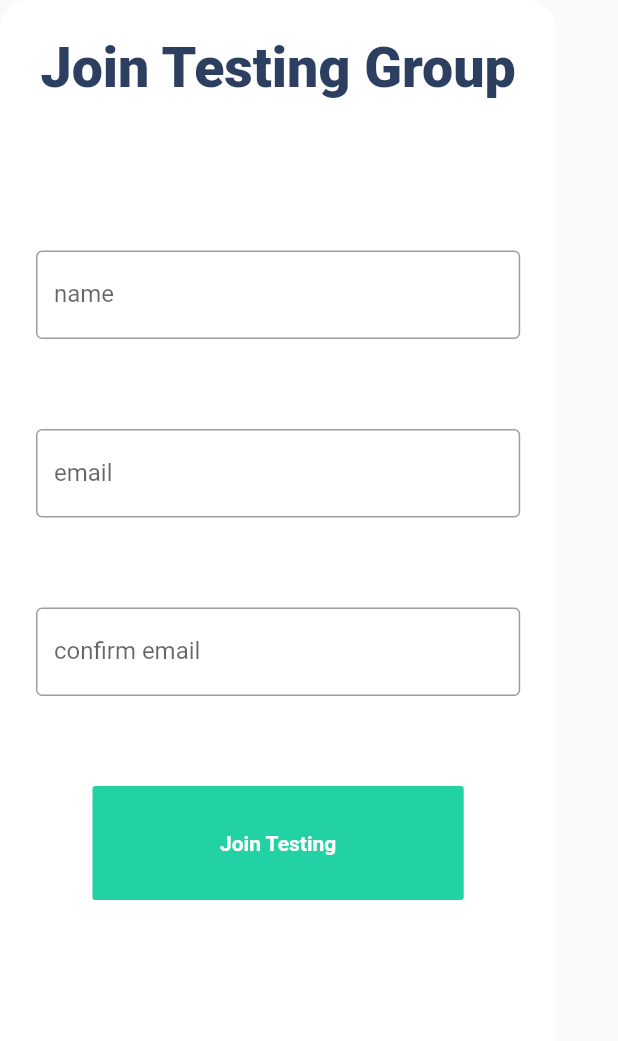
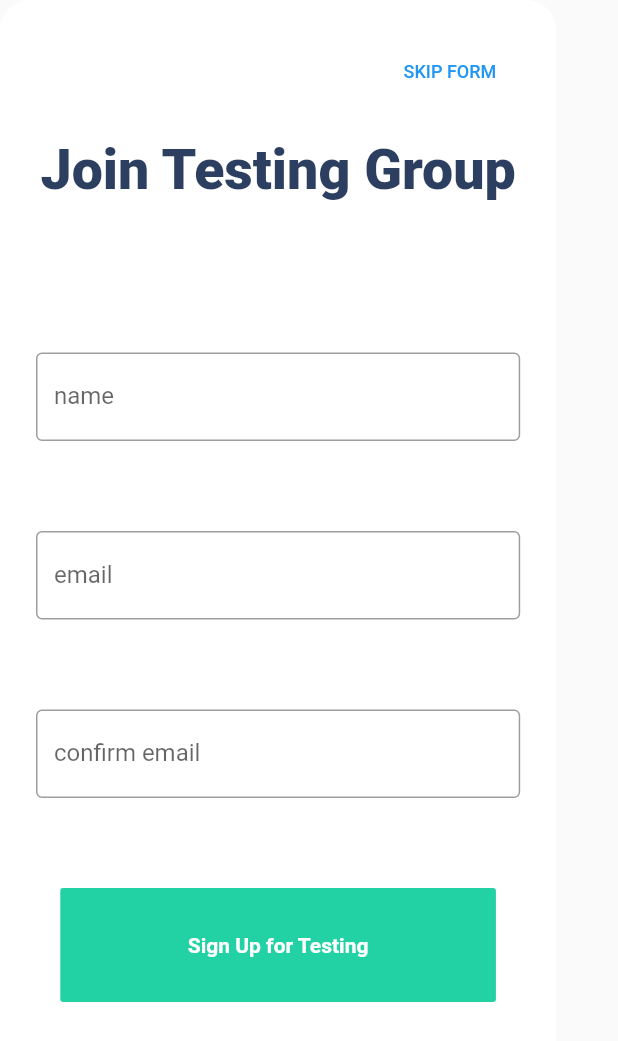
Before and after one commit to elishaking/squaredemy-web-flutter, a Flutter app: the TestingForm widget shown alone on an empty page, opened directly, on a phone screen of 412 x 824 dp. Shown: the top 1041 px of the screen. Run offline on Flutter 3.47's test engine with Material 2 defaults, Android fonts, the phone set to English and light mode, and no system bars; missing offline and left inert: dart:html, flutter_web; Roboto replaces fonts that are missing (Chivo).

Commit message:
skip form

```diff
--- a/lib/widgets/forms/testing_form.dart
+++ b/lib/widgets/forms/testing_form.dart
@@ -37,6 +37,18 @@ class _TestingFormState extends State<TestingForm> {
       ),
       child: Column(
         children: <Widget>[
+          Row(
+            mainAxisAlignment: MainAxisAlignment.end,
+            children: <Widget>[
+              FlatButton(
+                child: BodyText("SKIP FORM", color: Theme.of(context).primaryColor,),
+                onPressed: (){
+                  html.window.open("https://play.google.com/apps/testing/skyblazar.com.squaredemy", "Join Squaredmy Alpha Testing Group");
+                },
+              )
+            ],
+          ),
+          SizedBox(height: 20,),
           HeadlineText("Join Testing Group", textColor: ThemeColors.primary,
           textAlign: TextAlign.center,),
           // SizedBox(height: 10,),
@@ -95,7 +107,7 @@ class _TestingFormState extends State<TestingForm> {
           ),
           SizedBox(height: 60,),
           _loading ? CircularProgressIndicator() : RaisedButton(
-            child: ButtonText("Join Testing", ),
+            child: ButtonText("Sign Up for Testing", ),
             elevation: 0,
             onPressed: (){
               if(_formkey.currentState.validate()){
@@ -113,6 +125,7 @@ class _TestingFormState extends State<TestingForm> {
                   setState(() {
                    _loading = false;
                   });
+                  print(response.body);
                   bool success = jsonDecode(response.body).contains("name");
                   showResponseDialog(success, context);
                   if(success) html.window.open("https://play.google.com/apps/testing/skyblazar.com.squaredemy", "Join Squaredmy Alpha Testing Group");
```
